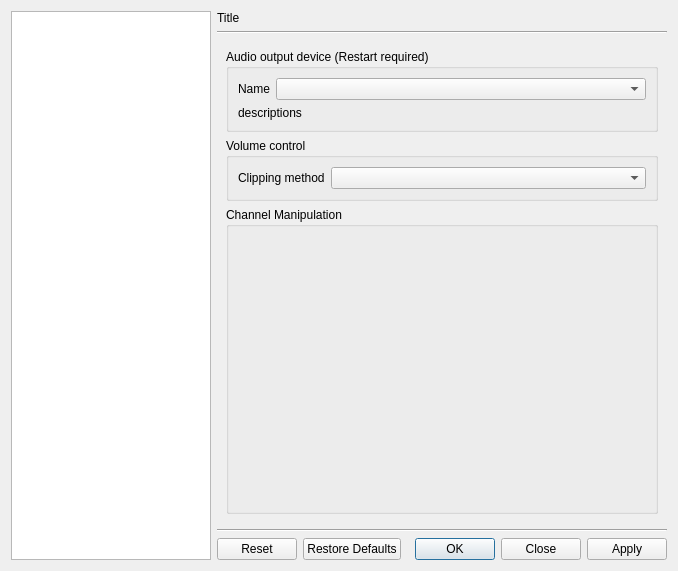
Qt form src/bomi/ui/prefdialog.ui (bylee20/bomi) before a commit.
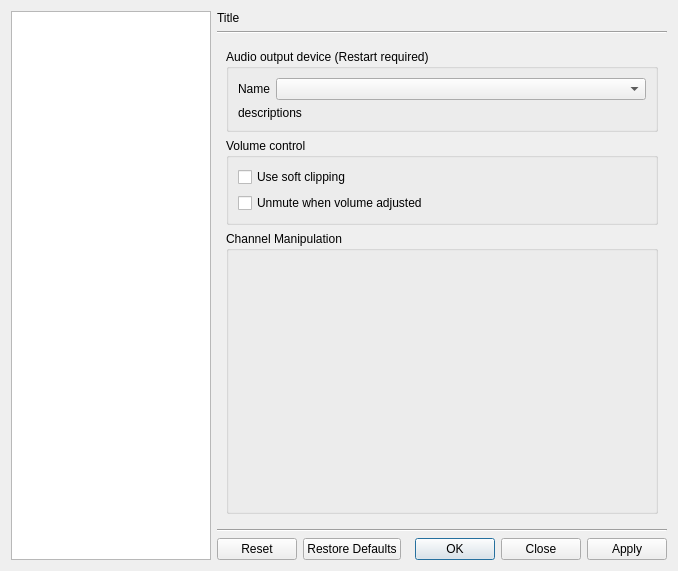
The same form after that commit. The open tabs and pages were chosen to show the change. Icons and pictures are not drawn. Custom widgets are drawn as their Qt base class.

Commit message: * Mod: use soft clipping by default * New: new option to unmute when volume adjusted (#266)

```diff
--- a/src/bomi/ui/prefdialog.ui
+++ b/src/bomi/ui/prefdialog.ui
@@ -557,19 +557,20 @@
            <property name="title">
             <string>Volume control</string>
            </property>
-           <layout class="QFormLayout" name="formLayout_15">
-            <property name="fieldGrowthPolicy">
-             <enum>QFormLayout::AllNonFixedFieldsGrow</enum>
-            </property>
-            <item row="0" column="0">
-             <widget class="QLabel" name="label_50">
+           <layout class="QVBoxLayout" name="verticalLayout_30">
+            <item>
+             <widget class="QCheckBox" name="soft_clip">
               <property name="text">
-               <string>Clipping method</string>
+               <string>Use soft clipping</string>
               </property>
              </widget>
             </item>
-            <item row="0" column="1">
-             <widget class="ClippingMethodComboBox" name="clipping_method"/>
+            <item>
+             <widget class="QCheckBox" name="auto_unmute">
+              <property name="text">
+               <string>Unmute when volume adjusted</string>
+              </property>
+             </widget>
             </item>
            </layout>
           </widget>
@@ -2625,11 +2626,6 @@
    <extends>QComboBox</extends>
    <header>widget/datacombobox.hpp</header>
   </customwidget>
-  <customwidget>
-   <class>ClippingMethodComboBox</class>
-   <extends>QComboBox</extends>
-   <header>widget/enumcombobox.hpp</header>
-  </customwidget>
   <customwidget>
    <class>ChannelManipulationWidget</class>
    <extends>QWidget</extends>
```
Left out of the diff: 2 changed lines with no effect on the pictures. The commit also changes 14 other files.
